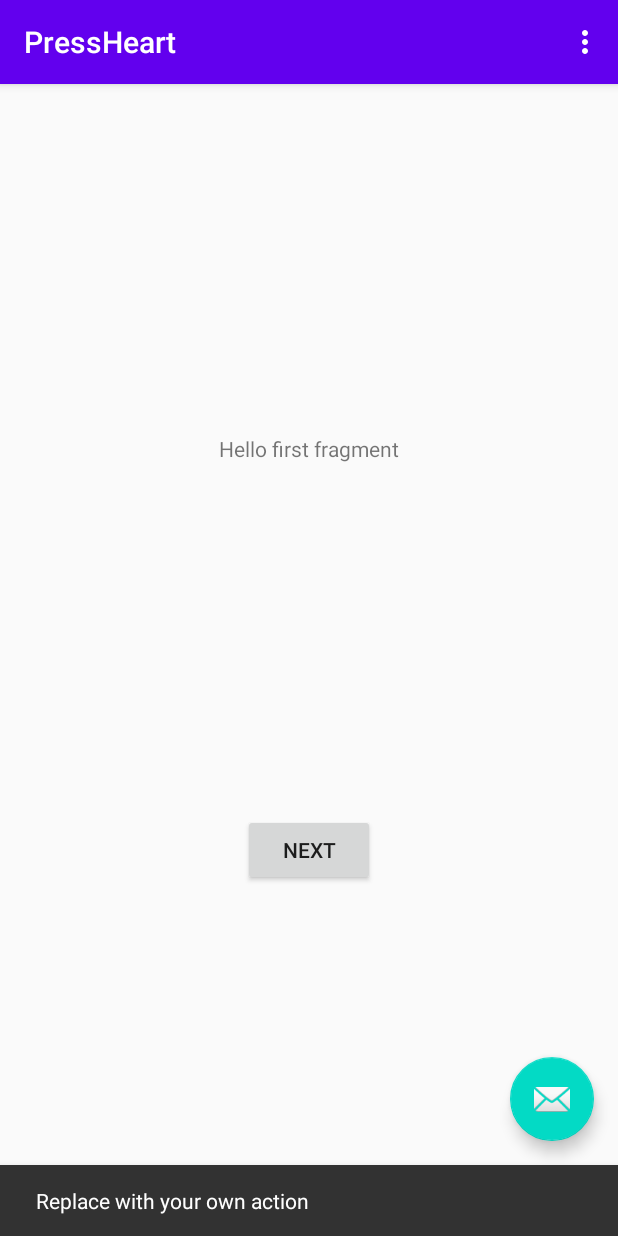
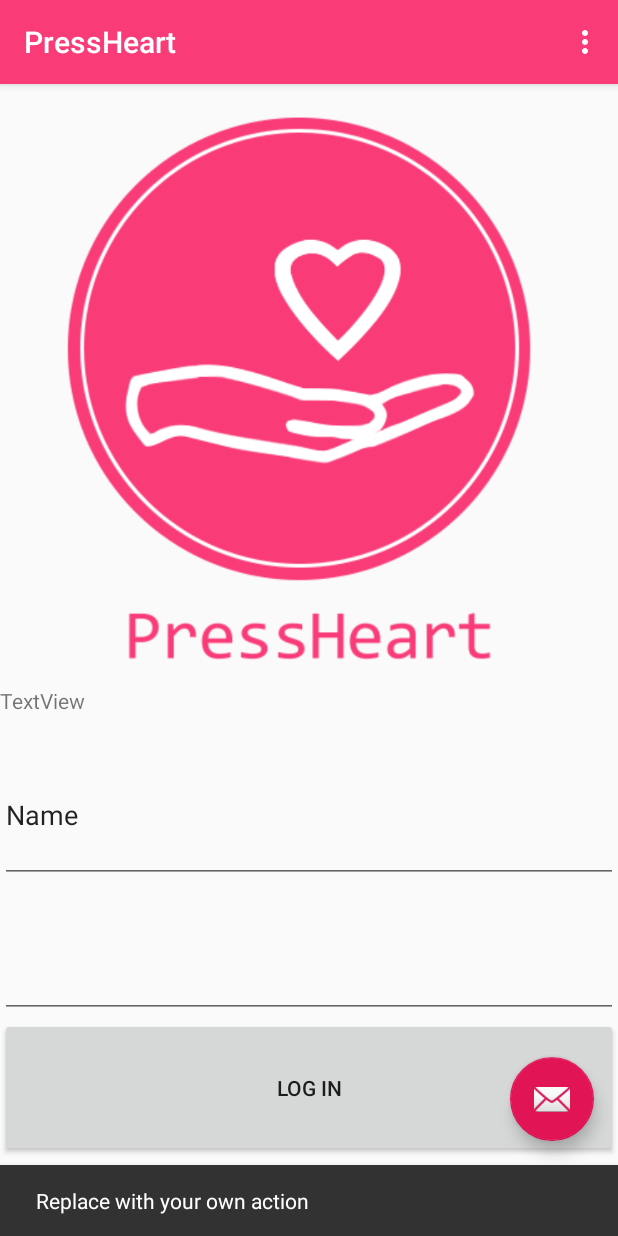
Before and after one commit to mkowals9/WPAM_PressHeart, an Android app: the screen it shows after launch (MainActivity), after a tap on an icon or button, on a phone screen of 412 x 824 dp. Run offline under Robolectric (Android 15) with nearby library versions, the phone set to English and light mode, and no system bars; 1 other tap on this screen came first.

Commit message:
new opening layout

```diff
--- a/app/build.gradle
+++ b/app/build.gradle
@@ -1,6 +1,7 @@
 apply plugin: 'com.android.application'
 apply plugin: 'kotlin-android'
 apply plugin: 'kotlin-android-extensions'
+apply plugin: 'com.google.gms.google-services'
 
 android {
     compileSdkVersion 30
@@ -40,6 +41,7 @@ dependencies {
     implementation 'androidx.constraintlayout:constraintlayout:2.0.4'
     implementation 'androidx.navigation:navigation-fragment-ktx:2.3.4'
     implementation 'androidx.navigation:navigation-ui-ktx:2.3.4'
+    implementation platform('com.google.firebase:firebase-bom:26.7.0')
     testImplementation 'junit:junit:4.12'
     androidTestImplementation 'androidx.test.ext:junit:1.1.2'
     androidTestImplementation 'androidx.test.espresso:espresso-core:3.3.0'
--- a/app/src/main/java/com/wpam/pressheart/FirstFragment.kt
+++ b/app/src/main/java/com/wpam/pressheart/FirstFragment.kt
@@ -24,7 +24,7 @@ class FirstFragment : Fragment() {
     override fun onViewCreated(view: View, savedInstanceState: Bundle?) {
         super.onViewCreated(view, savedInstanceState)
 
-        view.findViewById<Button>(R.id.button_first).setOnClickListener {
+        view.findViewById<Button>(R.id.button).setOnClickListener {
             findNavController().navigate(R.id.action_FirstFragment_to_SecondFragment)
         }
     }
--- a/app/src/main/res/layout/fragment_first.xml
+++ b/app/src/main/res/layout/fragment_first.xml
@@ -6,23 +6,60 @@
     android:layout_height="match_parent"
     tools:context=".FirstFragment">
 
-    <TextView
-        android:id="@+id/textview_first"
-        android:layout_width="wrap_content"
-        android:layout_height="wrap_content"
-        android:text="@string/hello_first_fragment"
-        app:layout_constraintBottom_toTopOf="@id/button_first"
-        app:layout_constraintEnd_toEndOf="parent"
-        app:layout_constraintStart_toStartOf="parent"
-        app:layout_constraintTop_toTopOf="parent" />
+    <LinearLayout
+        android:layout_width="match_parent"
+        android:layout_height="match_parent"
+        android:orientation="vertical"
+        app:layout_constraintTop_toTopOf="parent">
 
-    <Button
-        android:id="@+id/button_first"
-        android:layout_width="wrap_content"
-        android:layout_height="wrap_content"
-        android:text="@string/next"
-        app:layout_constraintBottom_toBottomOf="parent"
-        app:layout_constraintEnd_toEndOf="parent"
-        app:layout_constraintStart_toStartOf="parent"
-        app:layout_constraintTop_toBottomOf="@id/textview_first" />
+        <ImageView
+            android:id="@+id/imageView"
+            android:layout_width="match_parent"
+            android:layout_height="397dp"
+            android:layout_weight="0.01"
+            android:src="@drawable/logo"/>
+
+        <TextView
+            android:id="@+id/textView"
+            android:layout_width="match_parent"
+            android:layout_height="wrap_content"
+            android:text="TextView"
+            android:layout_weight="0.05"/>
+
+        <EditText
+            android:id="@+id/editTextTextPersonName"
+            android:layout_width="match_parent"
+            android:layout_height="wrap_content"
+            android:ems="10"
+            android:inputType="textPersonName"
+            android:text="Name"
+            android:layout_weight="0.1"
+            android:layout_gravity="center_vertical"/>
+
+        <EditText
+            android:id="@+id/editTextNumberPassword"
+            android:layout_width="match_parent"
+            android:layout_height="wrap_content"
+            android:ems="10"
+            android:inputType="numberPassword"
+            android:layout_weight="0.1"
+            android:layout_gravity="center_vertical"/>
+
+        <Button
+            android:id="@+id/button"
+            android:layout_width="match_parent"
+            android:layout_height="wrap_content"
+            android:text="Log in"
+            android:layout_weight="0.1"
+            android:layout_gravity="center_vertical"/>
+
+        <Button
+            android:id="@+id/button2"
+            android:layout_width="match_parent"
+            android:layout_height="wrap_content"
+            android:layout_weight="0.01"
+            android:text="Button"
+            android:layout_gravity="center_vertical"/>
+
+    </LinearLayout>
 </androidx.constraintlayout.widget.ConstraintLayout>
--- a/app/src/main/res/values/colors.xml
+++ b/app/src/main/res/values/colors.xml
@@ -1,6 +1,6 @@
 <?xml version="1.0" encoding="utf-8"?>
 <resources>
-    <color name="colorPrimary">#6200EE</color>
-    <color name="colorPrimaryDark">#3700B3</color>
-    <color name="colorAccent">#03DAC5</color>
+    <color name="colorPrimary">#F93B78</color>
+    <color name="colorPrimaryDark">#F02667</color>
+    <color name="colorAccent">#E11456</color>
 </resources>
--- a/build.gradle
+++ b/build.gradle
@@ -8,7 +8,7 @@ buildscript {
     dependencies {
         classpath "com.android.tools.build:gradle:4.0.1"
         classpath "org.jetbrains.kotlin:kotlin-gradle-plugin:$kotlin_version"
-
+        classpath 'com.google.gms:google-services:4.3.5'
         // NOTE: Do not place your application dependencies here; they belong
         // in the individual module build.gradle files
     }
```
Also changed, not shown: app/src/main/res/drawable/logo.png (added), 1 other file.
